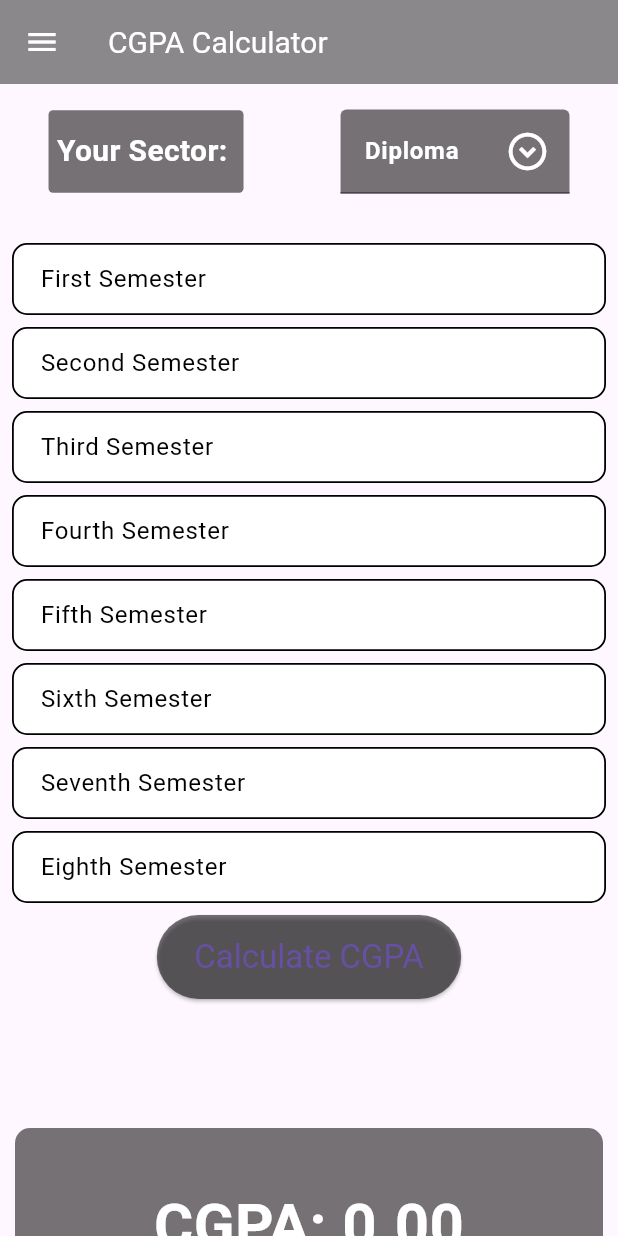
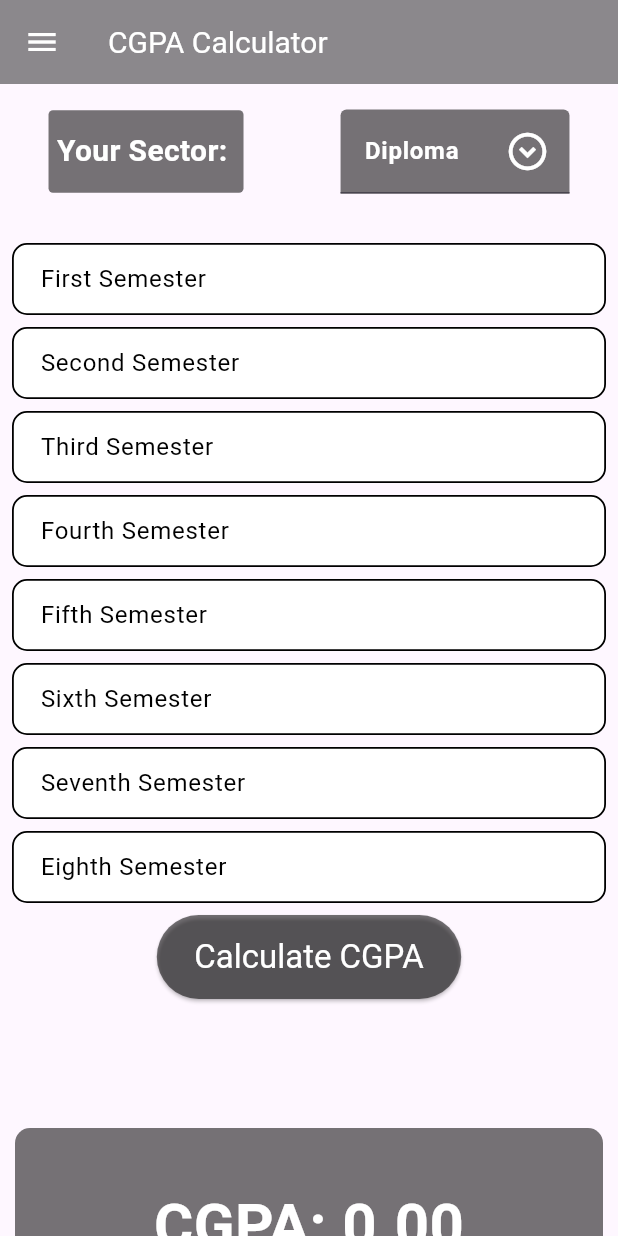
Before and after one commit to tmbmnadim/MN_Calculator, a Flutter app: the screen it shows after launch, swiped to page 4, on a phone screen of 412 x 824 dp. Run offline on Flutter 3.47's test engine with Material 3 defaults, Android fonts, the phone set to English and light mode, and no system bars; our stand-ins replace shared_preferences, syncfusion_flutter_gauges.

Commit message:
MN Calculator

```diff
--- a/lib/pages/cgpa_calculator.dart
+++ b/lib/pages/cgpa_calculator.dart
@@ -140,9 +140,18 @@ class _CGPACalculatorState extends State<CGPACalculator> {
                             vertical: 15,
                             horizontal: 25,
                           ),
-                          textStyle: const TextStyle(fontSize: 22),
+                          textStyle: const TextStyle(
+                            fontSize: 22,
+                            color: Colors.white,
+                          ),
                         ),
-                        child: const Text("Calculate CGPA"),
+                        child: const Text(
+                          "Calculate CGPA",
+                          style: TextStyle(
+                            fontSize: 22,
+                            color: Colors.white,
+                          ),
+                        ),
                       )
                     ],
                   ),
```
Also changed, not shown: 1 other file.
